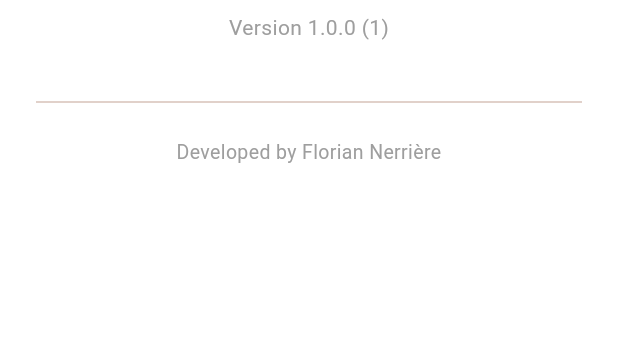
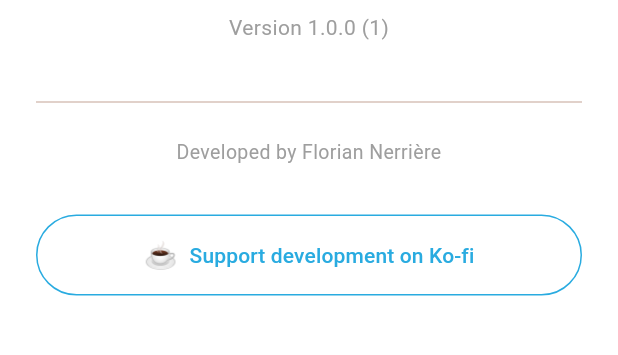
Before and after one commit to Flo85/game-score, a Flutter app: the AboutScreen screen opened directly, on a phone screen of 412 x 824 dp, the part 339-694 px from its top. Run offline on Flutter 3.47's test engine with Material 3 defaults, Android fonts, the phone set to English and light mode, and no system bars; our stand-ins replace drift, drift_flutter, file_picker, flutter_riverpod, package_info_plus, riverpod_annotation and 1 more; accounts and stored records are empty; generated files the repository leaves out were written again.

Commit message:
add tip link

```diff
--- a/lib/l10n/app_en.arb
+++ b/lib/l10n/app_en.arb
@@ -126,6 +126,7 @@
   "about": "About",
   "version": "Version",
   "developedBy": "Developed by Florian Nerrière",
+  "supportOnKofi": "Support development on Ko-fi",
 
   "language": "Language",
   "systemLanguage": "System",
--- a/lib/l10n/app_fr.arb
+++ b/lib/l10n/app_fr.arb
@@ -126,6 +126,7 @@
   "about": "À propos",
   "version": "Version",
   "developedBy": "Développé par Florian Nerrière",
+  "supportOnKofi": "Soutenir le développement sur Ko-fi",
 
   "language": "Langue",
   "systemLanguage": "Système",
--- a/lib/l10n/app_localizations.dart
+++ b/lib/l10n/app_localizations.dart
@@ -518,6 +518,12 @@
   /// **'Developed by Florian Nerrière'**
   String get developedBy;
 
+  /// No description provided for @supportOnKofi.
+  ///
+  /// In en, this message translates to:
+  /// **'Support development on Ko-fi'**
+  String get supportOnKofi;
+
   /// No description provided for @language.
   ///
   /// In en, this message translates to:
--- a/lib/l10n/app_localizations_en.dart
+++ b/lib/l10n/app_localizations_en.dart
@@ -261,6 +261,9 @@
   String get developedBy => 'Developed by Florian Nerrière';
 
   @override
+  String get supportOnKofi => 'Support development on Ko-fi';
+
+  @override
   String get language => 'Language';
 
   @override
--- a/lib/l10n/app_localizations_fr.dart
+++ b/lib/l10n/app_localizations_fr.dart
@@ -261,6 +261,9 @@
   String get developedBy => 'Développé par Florian Nerrière';
 
   @override
+  String get supportOnKofi => 'Soutenir le développement sur Ko-fi';
+
+  @override
   String get language => 'Langue';
 
   @override
--- a/lib/presentation/screens/about_screen.dart
+++ b/lib/presentation/screens/about_screen.dart
@@ -1,6 +1,9 @@
 import 'package:flutter/material.dart';
 import 'package:package_info_plus/package_info_plus.dart';
+import 'package:url_launcher/url_launcher.dart';
 import '../../l10n/app_localizations.dart';
+
+const _kofiUrl = 'https://ko-fi.com/floriannerriere';
 
 class AboutScreen extends StatefulWidget {
   const AboutScreen({super.key});
@@ -18,6 +21,10 @@
     PackageInfo.fromPlatform().then((info) {
       if (mounted) setState(() => _info = info);
     });
+  }
+
+  Future<void> _openKofi() async {
+    await launchUrl(Uri.parse(_kofiUrl), mode: LaunchMode.externalApplication);
   }
 
   @override
@@ -56,6 +63,17 @@
             textAlign: TextAlign.center,
             style: const TextStyle(color: Colors.grey, fontSize: 13),
           ),
+          const SizedBox(height: 32),
+          OutlinedButton.icon(
+            onPressed: _openKofi,
+            icon: const Text('☕', style: TextStyle(fontSize: 18)),
+            label: Text(l.supportOnKofi),
+            style: OutlinedButton.styleFrom(
+              foregroundColor: const Color(0xFF29ABE0),
+              side: const BorderSide(color: Color(0xFF29ABE0)),
+              padding: const EdgeInsets.symmetric(vertical: 14),
+            ),
+          ),
         ],
       ),
     );
--- a/pubspec.yaml
+++ b/pubspec.yaml
@@ -45,6 +45,7 @@
   shared_preferences: ^2.3.0
   share_plus: ^10.1.4
   package_info_plus: ^9.0.1
+  url_launcher: ^6.3.2
 
 dev_dependencies:
   flutter_test:
```
Also changed, not shown: pubspec.lock, 1 other file.
